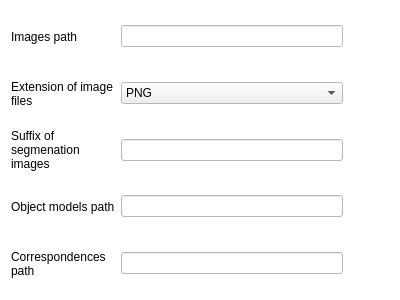
First picture: the form in src/main/view/settings/settingsgeneralpage.ui, repository florianblume/6d-pat, before the edit.
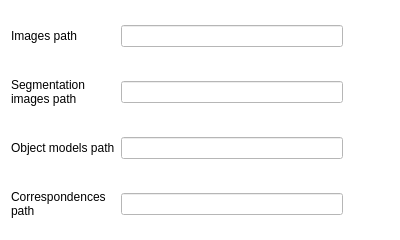
Second picture: the form after the edit.

Commit message: Adjusted loading of images to use separate image and segmentation images folders.

The edit to the form file:
```diff
--- a/src/main/view/settings/settingsgeneralpage.ui
+++ b/src/main/view/settings/settingsgeneralpage.ui
@@ -7,7 +7,7 @@
     <x>0</x>
     <y>0</y>
     <width>400</width>
-    <height>300</height>
+    <height>240</height>
    </rect>
   </property>
   <property name="sizePolicy">
@@ -19,7 +19,7 @@
   <property name="maximumSize">
    <size>
     <width>16777215</width>
-    <height>300</height>
+    <height>240</height>
    </size>
   </property>
   <property name="palette">
@@ -93,7 +93,42 @@
    <bool>true</bool>
   </property>
   <layout class="QGridLayout" name="gridLayout">
-   <item row="4" column="1">
+   <item row="0" column="2">
+    <widget class="QPushButton" name="buttonImagesPath">
+     <property name="sizePolicy">
+      <sizepolicy hsizetype="Fixed" vsizetype="Fixed">
+       <horstretch>0</horstretch>
+       <verstretch>0</verstretch>
+      </sizepolicy>
+     </property>
+     <property name="text">
+      <string/>
+     </property>
+     <property name="iconSize">
+      <size>
+       <width>20</width>
+       <height>20</height>
+      </size>
+     </property>
+     <property name="flat">
+      <bool>true</bool>
+     </property>
+    </widget>
+   </item>
+   <item row="2" column="1">
+    <widget class="QLineEdit" name="editSegmentationImagesPath">
+     <property name="sizePolicy">
+      <sizepolicy hsizetype="Expanding" vsizetype="Fixed">
+       <horstretch>3</horstretch>
+       <verstretch>0</verstretch>
+      </sizepolicy>
+     </property>
+     <property name="readOnly">
+      <bool>false</bool>
+     </property>
+    </widget>
+   </item>
+   <item row="3" column="1">
     <widget class="QLineEdit" name="editObjectModelsPath">
      <property name="sizePolicy">
       <sizepolicy hsizetype="Expanding" vsizetype="Fixed">
@@ -106,43 +141,8 @@
      </property>
     </widget>
    </item>
-   <item row="4" column="2">
-    <widget class="QPushButton" name="buttonObjectModelsPath">
-     <property name="sizePolicy">
-      <sizepolicy hsizetype="Fixed" vsizetype="Fixed">
-       <horstretch>0</horstretch>
-       <verstretch>0</verstretch>
-      </sizepolicy>
-     </property>
-     <property name="text">
-      <string/>
-     </property>
-     <property name="iconSize">
-      <size>
-       <width>20</width>
-       <height>20</height>
-      </size>
-     </property>
-     <property name="flat">
-      <bool>true</bool>
-     </property>
-    </widget>
-   </item>
-   <item row="0" column="1">
-    <widget class="QLineEdit" name="editImagesPath">
-     <property name="sizePolicy">
-      <sizepolicy hsizetype="Expanding" vsizetype="Fixed">
-       <horstretch>3</horstretch>
-       <verstretch>0</verstretch>
-      </sizepolicy>
-     </property>
-     <property name="readOnly">
-      <bool>true</bool>
-     </property>
-    </widget>
-   </item>
    <item row="2" column="0">
-    <widget class="QLabel" name="labelImageExtensions">
+    <widget class="QLabel" name="labelSegmentationImageSuffix">
      <property name="sizePolicy">
       <sizepolicy hsizetype="Minimum" vsizetype="Expanding">
        <horstretch>1</horstretch>
@@ -156,14 +156,27 @@
       </size>
      </property>
      <property name="text">
-      <string>Extension of image files</string>
+      <string>Segmentation images path</string>
      </property>
      <property name="wordWrap">
       <bool>true</bool>
      </property>
     </widget>
    </item>
-   <item row="5" column="0">
+   <item row="0" column="0">
+    <widget class="QLabel" name="labelImagesPath">
+     <property name="sizePolicy">
+      <sizepolicy hsizetype="Preferred" vsizetype="Expanding">
+       <horstretch>1</horstretch>
+       <verstretch>1</verstretch>
+      </sizepolicy>
+     </property>
+     <property name="text">
+      <string>Images path</string>
+     </property>
+    </widget>
+   </item>
+   <item row="4" column="0">
     <widget class="QLabel" name="labelCorrespondencesPath">
      <property name="sizePolicy">
       <sizepolicy hsizetype="Minimum" vsizetype="Expanding">
@@ -185,29 +198,7 @@
      </property>
     </widget>
    </item>
-   <item row="5" column="2">
-    <widget class="QPushButton" name="buttonCorrespondencesPath">
-     <property name="sizePolicy">
-      <sizepolicy hsizetype="Fixed" vsizetype="Fixed">
-       <horstretch>0</horstretch>
-       <verstretch>0</verstretch>
-      </sizepolicy>
-     </property>
-     <property name="text">
-      <string/>
-     </property>
-     <property name="iconSize">
-      <size>
-       <width>20</width>
-       <height>20</height>
-      </size>
-     </property>
-     <property name="flat">
-      <bool>true</bool>
-     </property>
-    </widget>
-   </item>
-   <item row="4" column="0">
+   <item row="3" column="0">
     <widget class="QLabel" name="labelObjectModelsPath">
      <property name="sizePolicy">
       <sizepolicy hsizetype="Preferred" vsizetype="Expanding">
@@ -220,7 +211,7 @@
      </property>
     </widget>
    </item>
-   <item row="5" column="1">
+   <item row="4" column="1">
     <widget class="QLineEdit" name="editCorrespondencesPath">
      <property name="sizePolicy">
       <sizepolicy hsizetype="Expanding" vsizetype="Fixed">
@@ -236,30 +227,30 @@
      </property>
     </widget>
    </item>
-   <item row="3" column="0">
-    <widget class="QLabel" name="labelSegmentationImageSuffix">
+   <item row="4" column="2">
+    <widget class="QPushButton" name="buttonCorrespondencesPath">
      <property name="sizePolicy">
-      <sizepolicy hsizetype="Minimum" vsizetype="Expanding">
-       <horstretch>1</horstretch>
-       <verstretch>1</verstretch>
+      <sizepolicy hsizetype="Fixed" vsizetype="Fixed">
+       <horstretch>0</horstretch>
+       <verstretch>0</verstretch>
       </sizepolicy>
      </property>
-     <property name="minimumSize">
+     <property name="text">
+      <string/>
+     </property>
+     <property name="iconSize">
       <size>
        <width>20</width>
-       <height>0</height>
+       <height>20</height>
       </size>
      </property>
-     <property name="text">
-      <string>Suffix of segmenation images</string>
-     </property>
-     <property name="wordWrap">
+     <property name="flat">
       <bool>true</bool>
      </property>
     </widget>
    </item>
-   <item row="0" column="2">
-    <widget class="QPushButton" name="buttonImagesPath">
+   <item row="3" column="2">
+    <widget class="QPushButton" name="buttonObjectModelsPath">
      <property name="sizePolicy">
       <sizepolicy hsizetype="Fixed" vsizetype="Fixed">
        <horstretch>0</horstretch>
@@ -280,21 +271,8 @@
      </property>
     </widget>
    </item>
-   <item row="0" column="0">
-    <widget class="QLabel" name="labelImagesPath">
-     <property name="sizePolicy">
-      <sizepolicy hsizetype="Preferred" vsizetype="Expanding">
-       <horstretch>1</horstretch>
-       <verstretch>1</verstretch>
-      </sizepolicy>
-     </property>
-     <property name="text">
-      <string>Images path</string>
-     </property>
-    </widget>
-   </item>
-   <item row="3" column="1">
-    <widget class="QLineEdit" name="editSegmentationImageSuffix">
+   <item row="0" column="1">
+    <widget class="QLineEdit" name="editImagesPath">
      <property name="sizePolicy">
       <sizepolicy hsizetype="Expanding" vsizetype="Fixed">
        <horstretch>3</horstretch>
@@ -302,36 +280,30 @@
       </sizepolicy>
      </property>
      <property name="readOnly">
-      <bool>false</bool>
+      <bool>true</bool>
      </property>
     </widget>
    </item>
-   <item row="2" column="1">
-    <widget class="QComboBox" name="comboBoxImageFilesExtension">
+   <item row="2" column="2">
+    <widget class="QPushButton" name="buttonSegmentationImages">
      <property name="sizePolicy">
-      <sizepolicy hsizetype="Expanding" vsizetype="Fixed">
-       <horstretch>3</horstretch>
+      <sizepolicy hsizetype="Fixed" vsizetype="Fixed">
+       <horstretch>0</horstretch>
        <verstretch>0</verstretch>
       </sizepolicy>
      </property>
-     <property name="currentText">
-      <string>PNG</string>
+     <property name="text">
+      <string/>
      </property>
-     <item>
-      <property name="text">
-       <string>PNG</string>
-      </property>
-     </item>
-     <item>
-      <property name="text">
-       <string>JPEG</string>
-      </property>
-     </item>
-     <item>
-      <property name="text">
-       <string>JPG</string>
-      </property>
-     </item>
+     <property name="iconSize">
+      <size>
+       <width>20</width>
+       <height>20</height>
+      </size>
+     </property>
+     <property name="flat">
+      <bool>true</bool>
+     </property>
     </widget>
    </item>
   </layout>
```
Left out of the diff: 30 changed lines with no effect on the pictures. The commit also changes 11 other files.
